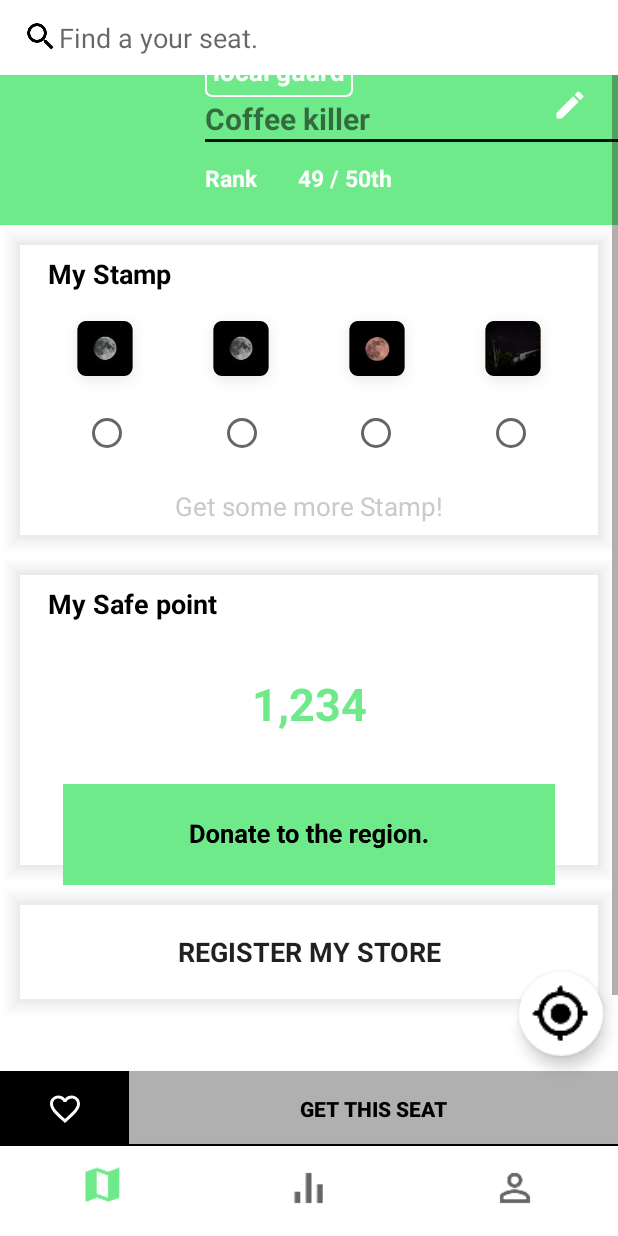
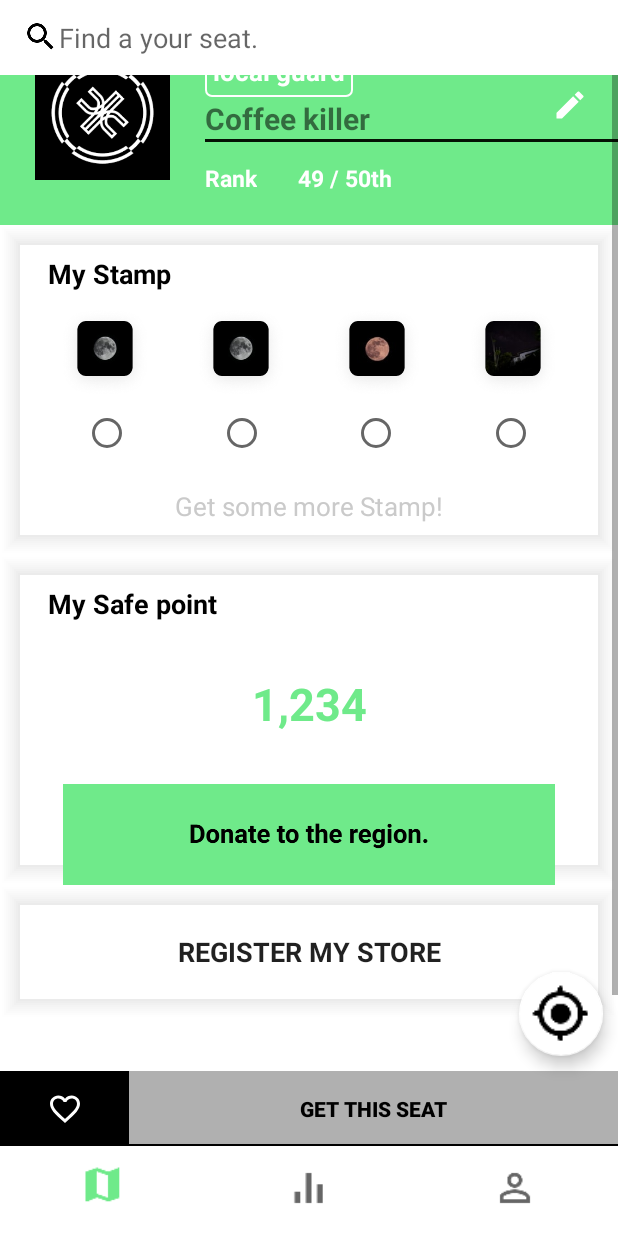
Before and after one commit to Team-MoBack/Safe-Place_Android, an Android app: the fragment MyFragment placed in its activity, on a phone screen of 412 x 824 dp. Run offline under Robolectric (Android 15) with nearby library versions, the phone set to English and light mode, and no system bars; libraries missing offline, so code that uses them is left out: net.daum.mf, noman.googleplaces.

Commit message:
add mypage user image

```diff
--- a/app/src/main/res/layout/activity_mypage.xml
+++ b/app/src/main/res/layout/activity_mypage.xml
@@ -24,11 +24,10 @@
             android:layout_width="90dp"
             android:layout_height="90dp"
             android:layout_marginStart="23dp"
-
             app:layout_constraintBottom_toBottomOf="@+id/view2"
             app:layout_constraintStart_toStartOf="parent"
             app:layout_constraintTop_toTopOf="parent"
-            tools:srcCompat="@drawable/junction" />
+            android:background="@drawable/junction" />
 
         <TextView
             android:id="@+id/textView4"
```
